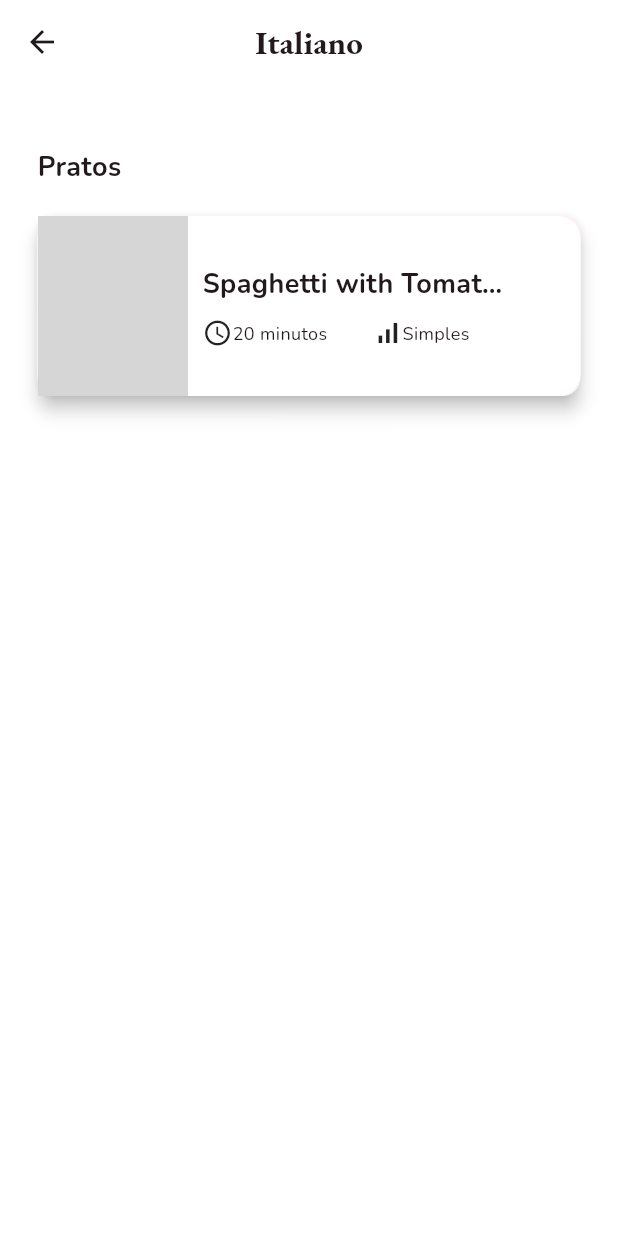
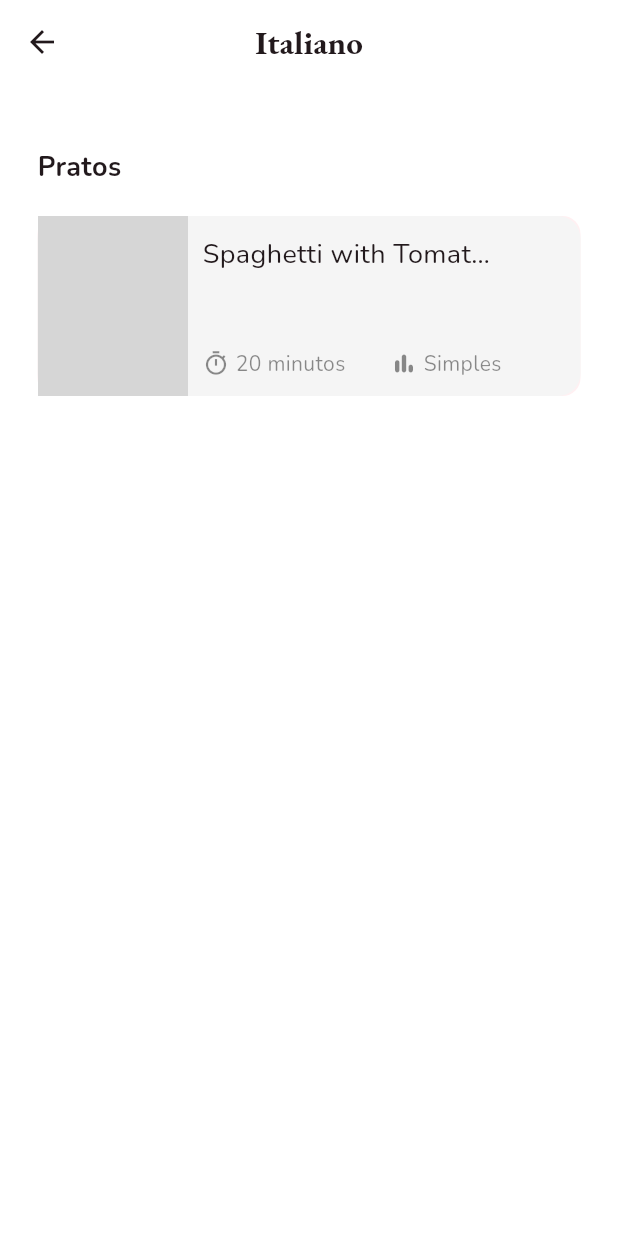
Before and after one commit to gabshs/recipes-flutter, a Flutter app: the screen it shows after launch, after a tap on "Italiano", on a phone screen of 412 x 824 dp. Run offline on Flutter 3.47's test engine with Material 2 defaults, Android fonts, the phone set to English and light mode, and no system bars; network calls fail; grey boxes are pictures that could not be loaded.

Commit message:
feat: adjust category meals layout to v2

```diff
--- a/lib/components/meal_item.dart
+++ b/lib/components/meal_item.dart
@@ -20,11 +20,11 @@ class MealItem extends StatelessWidget {
       onTap: () => _selectMeal(context),
       child: Card(
         margin: const EdgeInsets.only(bottom: 20),
-        elevation: 5,
+        elevation: 0,
         child: Container(
           decoration: BoxDecoration(
             borderRadius: BorderRadius.circular(15),
-            color: Colors.white,
+            color: const Color(0xFFF5F5F5),
           ),
           child: Row(
             children: [
@@ -32,7 +32,9 @@ class MealItem extends StatelessWidget {
                 width: 100,
                 height: 120,
                 child: ClipRRect(
-                  borderRadius: BorderRadius.circular(15),
+                  borderRadius: const BorderRadius.only(
+                      topLeft: Radius.circular(15),
+                      bottomLeft: Radius.circular(15)),
                   child: Image.network(
                     meal.imageUrl,
                     fit: BoxFit.cover,
@@ -42,6 +44,7 @@ class MealItem extends StatelessWidget {
               Padding(
                 padding: const EdgeInsets.symmetric(horizontal: 10),
                 child: Column(
+                  mainAxisAlignment: MainAxisAlignment.start,
                   crossAxisAlignment: CrossAxisAlignment.start,
                   children: [
                     SizedBox(
@@ -51,25 +54,27 @@ class MealItem extends StatelessWidget {
                         overflow: TextOverflow.ellipsis,
                         style: const TextStyle(
                           fontFamily: 'Nunito',
-                          fontWeight: FontWeight.bold,
                           fontSize: 18,
                         ),
                       ),
                     ),
-                    const SizedBox(height: 10),
+                    const SizedBox(height: 50),
                     Row(
                       children: [
                         Row(
                           children: [
                             const Icon(
-                              Icons.access_time,
-                              size: 20,
+                              Icons.timer_outlined,
+                              size: 18,
+                              color: Colors.black45,
                             ),
+                            const SizedBox(width: 4),
                             Text(
                               '${meal.duration} minutos',
                               style: const TextStyle(
                                 fontFamily: 'Nunito',
-                                fontSize: 12,
+                                fontSize: 14,
+                                color: Colors.black45,
                               ),
                             ),
                           ],
@@ -80,14 +85,17 @@ class MealItem extends StatelessWidget {
                         Row(
                           children: [
                             const Icon(
-                              Icons.signal_cellular_alt,
-                              size: 20,
+                              Icons.bar_chart_rounded,
+                              size: 18,
+                              color: Colors.black45,
                             ),
+                            const SizedBox(width: 4),
                             Text(
                               meal.complexityText,
                               style: const TextStyle(
                                 fontFamily: 'Nunito',
-                                fontSize: 12,
+                                fontSize: 14,
+                                color: Colors.black45,
                               ),
                             )
                           ],
```
